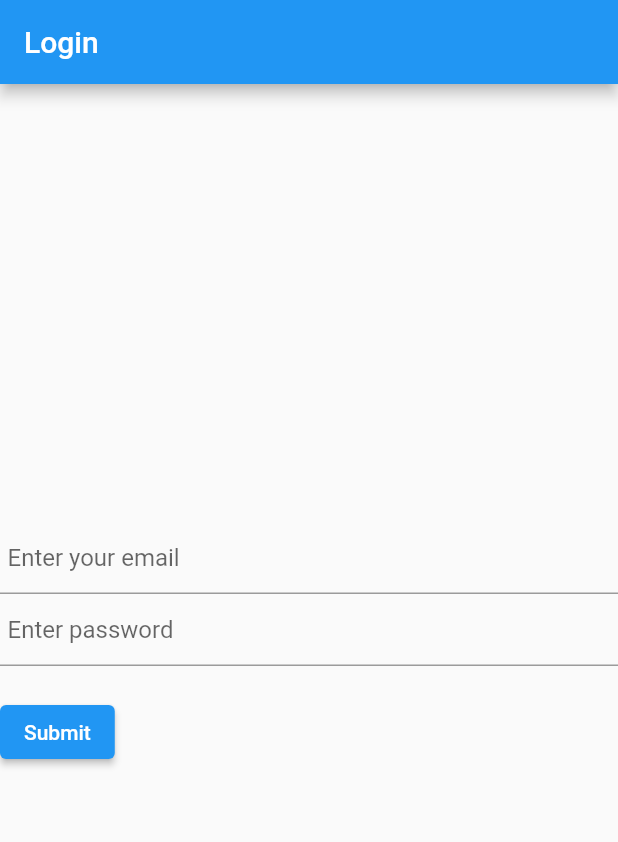
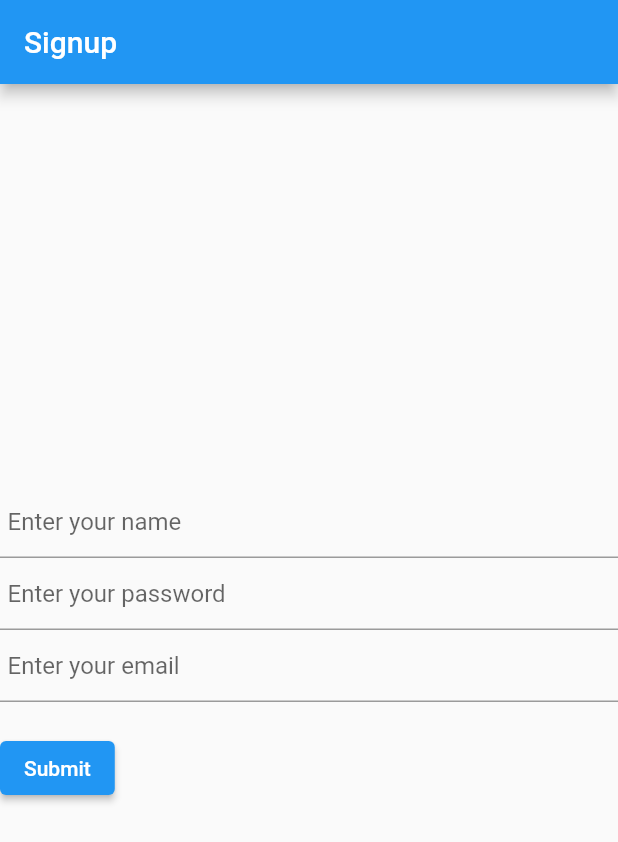
Before and after one commit to Abhinav-Agarwal021/any_share, a Flutter app: the screen it shows after launch, on a phone screen of 412 x 824 dp. Shown: the top 842 px of the screen. Run offline on Flutter 3.47's test engine with Material 2 defaults, Android fonts, the phone set to English and light mode, and no system bars; missing offline and left inert: dart:html.

Commit message:
Added signup form

```diff
--- a/client/lib/main.dart
+++ b/client/lib/main.dart
@@ -3,11 +3,11 @@
 import 'package:flutter/material.dart';
 
 void main() {
-  runApp(const MyApp());
+  runApp(const SignupRoute());
 }
 
-class MyApp extends StatelessWidget {
-  const MyApp({Key? key}) : super(key: key);
+class LoginRoute extends StatelessWidget {
+  const LoginRoute({Key? key}) : super(key: key);
   @override
   Widget build(BuildContext context) {
     const title = "Login";
@@ -23,22 +23,20 @@
   }
 }
 
-class MyHomePage extends StatefulWidget {
-  const MyHomePage({Key? key, required this.title}) : super(key: key);
-
-  // This widget is the home page of your application. It is stateful, meaning
-  // that it has a State object (defined below) that contains fields that affect
-  // how it looks.
-
-  // This class is the configuration for the state. It holds the values (in this
-  // case the title) provided by the parent (in this case the App widget) and
-  // used by the build method of the State. Fields in a Widget subclass are
-  // always marked "final".
-
-  final String title;
-
+class SignupRoute extends StatelessWidget {
+  const SignupRoute({Key? key}) : super(key: key);
   @override
-  State<MyHomePage> createState() => _MyHomePageState();
+  Widget build(BuildContext context) {
+    const title = "Signup";
+    return MaterialApp(
+        title: title,
+        home: Scaffold(
+          appBar: AppBar(
+            title: const Text(title),
+          ),
+          body: const SignupForm(),
+        ));
+  }
 }
 
 class LoginForm extends StatefulWidget {
@@ -46,6 +44,52 @@
   @override
   LoginFormState createState() {
     return LoginFormState();
+  }
+}
+
+class SignupForm extends StatefulWidget {
+  const SignupForm({Key? key}) : super(key: key);
+  @override
+  SignupFormState createState() {
+    return SignupFormState();
+  }
+}
+
+class SignupFormState extends State<SignupForm> {
+  final _formKey = GlobalKey<FormState>();
+  @override
+  Widget build(BuildContext context) {
+    return Form(
+      key: _formKey,
+      child: Column(
+        crossAxisAlignment: CrossAxisAlignment.start,
+        mainAxisAlignment: MainAxisAlignment.center,
+        children: [
+          TextFormField(
+            decoration: const InputDecoration(
+                hintText: "Enter your name",
+                contentPadding: EdgeInsets.all(5.0)),
+          ),
+          TextFormField(
+            decoration: const InputDecoration(
+                hintText: "Enter your password",
+                contentPadding: EdgeInsets.all(5.0)),
+          ),
+          TextFormField(
+            decoration: const InputDecoration(
+                hintText: "Enter your email",
+                contentPadding: EdgeInsets.all(5.0)),
+          ),
+          Padding(
+            padding: const EdgeInsets.symmetric(vertical: 20.0),
+            child: ElevatedButton(
+              child: const Text("Submit"),
+              onPressed: () {},
+            ),
+          )
+        ],
+      ),
+    );
   }
 }
 
@@ -81,70 +125,3 @@
     );
   }
 }
-
-class _MyHomePageState extends State<MyHomePage> {
-  int _counter = 0;
-
-  void _incrementCounter() {
-    setState(() {
-      // This call to setState tells the Flutter framework that something has
-      // changed in this State, which causes it to rerun the build method below
-      // so that the display can reflect the updated values. If we changed
-      // _counter without calling setState(), then the build method would not be
-      // called again, and so nothing would appear to happen.
-      _counter++;
-    });
-  }
-
-  @override
-  Widget build(BuildContext context) {
-    // This method is rerun every time setState is called, for instance as done
-    // by the _incrementCounter method above.
-    //
-    // The Flutter framework has been optimized to make rerunning build methods
-    // fast, so that you can just rebuild anything that needs updating rather
-    // than having to individually change instances of widgets.
-    return Scaffold(
-      appBar: AppBar(
-        // Here we take the value from the MyHomePage object that was created by
-        // the App.build method, and use it to set our appbar title.
-        title: Text(widget.title),
-      ),
-      body: Center(
-        // Center is a layout widget. It takes a single child and positions it
-        // in the middle of the parent.
-        child: Column(
-          // Column is also a layout widget. It takes a list of children and
-          // arranges them vertically. By default, it sizes itself to fit its
-          // children horizontally, and tries to be as tall as its parent.
-          //
-          // Invoke "debug painting" (press "p" in the console, choose the
-          // "Toggle Debug Paint" action from the Flutter Inspector in Android
-          // Studio, or the "Toggle Debug Paint" command in Visual Studio Code)
-          // to see the wireframe for each widget.
-          //
-          // Column has various properties to control how it sizes itself and
-          // how it positions its children. Here we use mainAxisAlignment to
-          // center the children vertically; the main axis here is the vertical
-          // axis because Columns are vertical (the cross axis would be
-          // horizontal).
-          mainAxisAlignment: MainAxisAlignment.center,
-          children: <Widget>[
-            const Text(
-              'You have pushed the buttonthis many times',
-            ),
-            Text(
-              '$_counter',
-              style: Theme.of(context).textTheme.headline4,
-            ),
-          ],
-        ),
-      ),
-      floatingActionButton: FloatingActionButton(
-        onPressed: _incrementCounter,
-        tooltip: 'Increment',
-        child: const Icon(Icons.add),
-      ), // This trailing comma makes auto-formatting nicer for build methods.
-    );
-  }
-}
```
